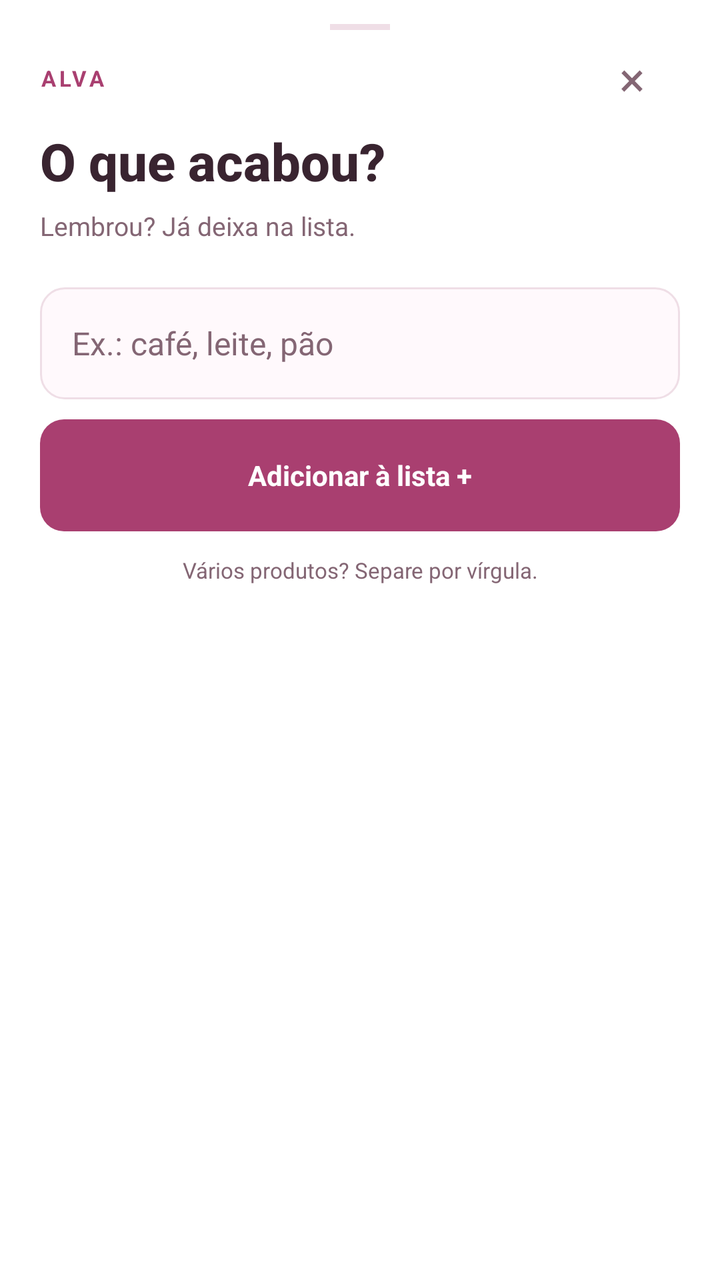
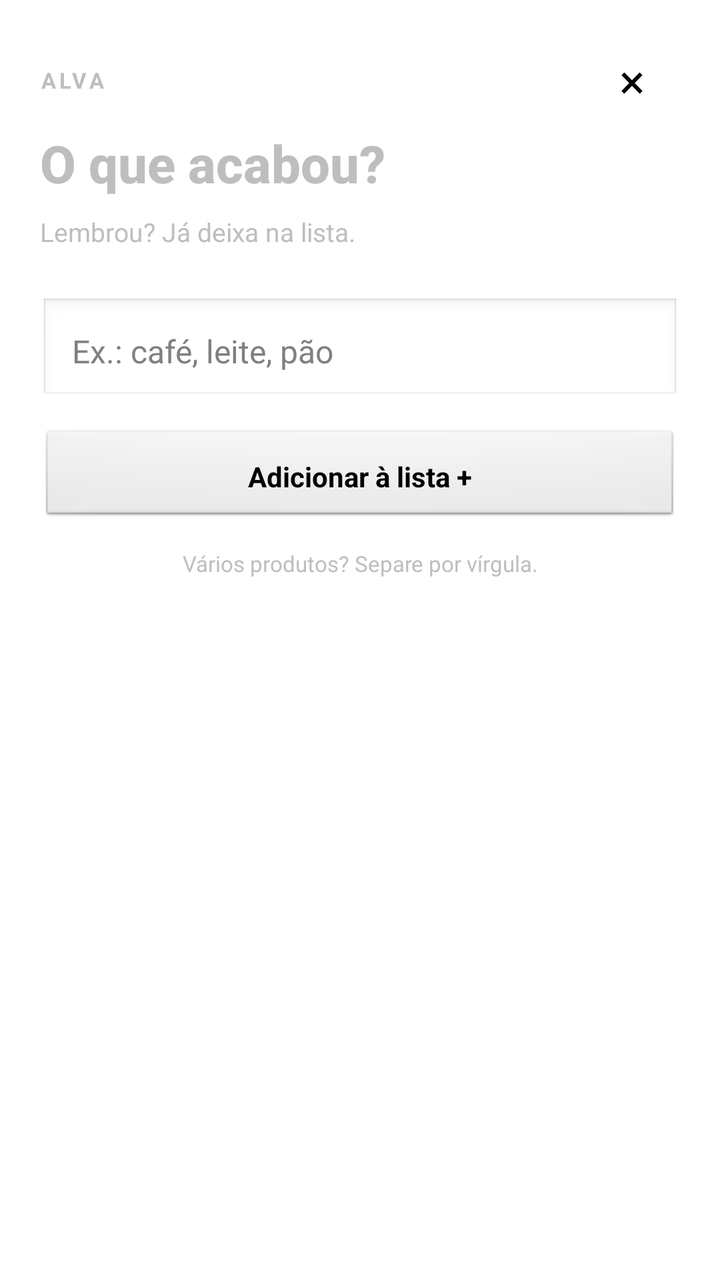

Two renders of the same Android screen: before a commit and after it. Below are the layout's source before the change and the commit's diff.
<!-- AndroidManifest.xml: application theme android:Theme.Translucent.NoTitleBar -->
<!-- res/layout/quick_add_sheet.xml -->
<?xml version="1.0" encoding="utf-8"?>
<ScrollView android:id="@+id/quick_add_panel" xmlns:android="http://schemas.android.com/apk/res/android"
    android:layout_width="match_parent" android:layout_height="wrap_content"
    android:background="@drawable/quick_add_sheet_bg" android:fillViewport="true">
  <LinearLayout android:layout_width="match_parent" android:layout_height="wrap_content"
      android:orientation="vertical" android:paddingLeft="20dp" android:paddingRight="20dp" android:paddingTop="12dp" android:paddingBottom="20dp">
    <View android:id="@+id/quick_add_handle" android:layout_width="30dp" android:layout_height="3dp" android:layout_gravity="center_horizontal"
        android:background="#EFDEE6" android:importantForAccessibility="no"/>
    <LinearLayout android:layout_width="match_parent" android:layout_height="48dp" android:gravity="center_vertical">
      <TextView android:id="@+id/quick_add_brand" android:layout_width="0dp" android:layout_height="wrap_content" android:layout_weight="1"
          android:text="@string/quick_add_brand" android:textSize="11sp" android:textStyle="bold" android:letterSpacing="0.14" android:textColor="#A93F70"/>
      <Button android:id="@+id/quick_add_close" android:layout_width="48dp" android:layout_height="48dp"
          android:text="@string/quick_add_close_symbol" android:textSize="24sp" android:textColor="#846674" android:background="?android:attr/selectableItemBackgroundBorderless"
          android:contentDescription="@string/quick_add_close_label" android:minWidth="0dp" android:padding="0dp"/>
    </LinearLayout>
    <LinearLayout android:id="@+id/quick_add_form" android:layout_width="match_parent" android:layout_height="wrap_content" android:orientation="vertical">
      <TextView android:id="@+id/quick_add_title" android:layout_width="match_parent" android:layout_height="wrap_content" android:text="@string/quick_add_title"
          android:textSize="26sp" android:textStyle="bold" android:fontFamily="sans-serif-medium" android:textColor="#392430"/>
      <TextView android:id="@+id/quick_add_subtitle" android:layout_width="match_parent" android:layout_height="wrap_content" android:layout_marginTop="6dp"
          android:layout_marginBottom="22dp" android:text="@string/quick_add_subtitle" android:textSize="13sp" android:textColor="#846674"/>
      <EditText android:id="@+id/quick_add_product" android:layout_width="match_parent" android:layout_height="wrap_content"
          android:minHeight="56dp" android:padding="16dp" android:background="@drawable/quick_add_input_bg"
          android:hint="@string/quick_add_hint"
          android:textSize="16sp" android:textColor="#392430" android:textColorHint="#846674"
          android:inputType="textCapSentences" android:singleLine="true" android:imeOptions="actionDone"/>
      <EditText android:id="@+id/quick_add_password" android:layout_width="match_parent" android:layout_height="wrap_content"
          android:layout_marginTop="10dp" android:minHeight="56dp" android:padding="16dp"
          android:background="@drawable/quick_add_input_bg" android:hint="@string/quick_add_password_hint"
          android:textSize="16sp" android:textColor="#392430"
          android:textColorHint="#846674" android:inputType="textPassword" android:singleLine="true"
          android:saveEnabled="false" android:imeOptions="actionDone" android:visibility="gone"/>
      <TextView android:id="@+id/quick_add_status" android:layout_width="match_parent" android:layout_height="wrap_content"
          android:layout_marginTop="10dp" android:textColor="#846674" android:textSize="12sp"
          android:accessibilityLiveRegion="polite" android:visibility="gone"/>
      <Button android:id="@+id/quick_add_submit" android:layout_width="match_parent" android:layout_height="wrap_content"
          android:minHeight="56dp" android:layout_marginTop="10dp" android:padding="14dp"
          android:background="@drawable/quick_add_submit_bg" android:backgroundTint="@null" android:text="@string/quick_add_submit_label"
          android:textSize="14sp" android:textStyle="bold" android:textColor="#FFFFFF" android:textAllCaps="false"/>
      <TextView android:id="@+id/quick_add_multiple" android:layout_width="match_parent" android:layout_height="wrap_content" android:layout_marginTop="12dp"
          android:gravity="center" android:text="@string/quick_add_multiple_hint" android:textColor="#846674" android:textSize="11sp"/>
    </LinearLayout>
    <LinearLayout android:id="@+id/quick_add_success" android:layout_width="match_parent" android:layout_height="wrap_content"
        android:orientation="vertical" android:gravity="center" android:paddingTop="24dp" android:paddingBottom="24dp" android:visibility="gone">
      <TextView android:id="@+id/quick_add_success_icon" android:layout_width="56dp" android:layout_height="56dp" android:background="@drawable/quick_add_success_bg"
          android:gravity="center" android:text="@string/quick_add_success_symbol" android:textSize="26sp" android:textColor="#A93F70" android:importantForAccessibility="no"/>
      <TextView android:id="@+id/quick_add_success_message" android:layout_width="match_parent" android:layout_height="wrap_content"
          android:layout_marginTop="14dp" android:gravity="center" android:textSize="19sp" android:textStyle="bold"
          android:textColor="#392430" android:accessibilityLiveRegion="polite"/>
      <Button android:id="@+id/quick_add_success_undo" android:layout_width="wrap_content" android:layout_height="wrap_content"
          android:layout_marginTop="10dp" android:minHeight="48dp" android:paddingLeft="18dp" android:paddingRight="18dp"
          android:background="?android:attr/selectableItemBackground" android:text="@string/quick_add_undo_label"
          android:textSize="14sp" android:textStyle="bold" android:textColor="#A93F70" android:textAllCaps="false"
          android:visibility="gone"/>
      <TextView android:id="@+id/quick_add_success_hint" android:layout_width="match_parent" android:layout_height="wrap_content" android:layout_marginTop="8dp"
          android:text="@string/quick_add_success_hint" android:gravity="center" android:textSize="12sp" android:textColor="#846674"/>
    </LinearLayout>
  </LinearLayout>
</ScrollView>
<!-- resources referenced by this layout -->
<resources>
  <!-- drawable quick_add_input_bg (drawable) -->
  <shape xmlns:android="http://schemas.android.com/apk/res/android" android:shape="rectangle"><solid android:color="#FFF9FC"/><corners android:radius="@dimen/alva_radius_control"/><stroke android:width="1dp" android:color="#EFDEE6"/></shape>
  <!-- drawable quick_add_sheet_bg (drawable) -->
  <shape xmlns:android="http://schemas.android.com/apk/res/android" android:shape="rectangle"><solid android:color="#FFFFFF"/><corners android:radius="@dimen/alva_radius_capsule"/></shape>
  <!-- drawable quick_add_submit_bg (drawable) -->
  <shape xmlns:android="http://schemas.android.com/apk/res/android" android:shape="rectangle"><solid android:color="#A93F70"/><corners android:radius="@dimen/alva_radius_control"/></shape>
  <!-- drawable quick_add_success_bg (drawable) -->
  <shape xmlns:android="http://schemas.android.com/apk/res/android" android:shape="rectangle"><solid android:color="#F8E7EF"/><corners android:radius="@dimen/alva_radius_sheet"/></shape>
  <string name="quick_add_brand">ALVA</string>
  <string name="quick_add_close_label">Fechar</string>
  <string name="quick_add_close_symbol">×</string>
  <string name="quick_add_hint">Ex.: café, leite, pão</string>
  <string name="quick_add_multiple_hint">Vários produtos? Separe por vírgula.</string>
  <string name="quick_add_password_hint">Senha da casa</string>
  <string name="quick_add_submit_label">Adicionar à lista +</string>
  <string name="quick_add_subtitle">Lembrou? Já deixa na lista.</string>
  <string name="quick_add_success_hint">Pronto. Pode continuar o seu dia.</string>
  <string name="quick_add_success_symbol">✓</string>
  <string name="quick_add_title">O que acabou?</string>
  <string name="quick_add_undo_label">Desfazer</string>
  <dimen name="alva_radius_control">12dp</dimen>
  <dimen name="alva_radius_capsule">26dp</dimen>
  <dimen name="alva_radius_sheet">28dp</dimen>
</resources>

<!-- the commit's change to res/layout/quick_add_sheet.xml (unified diff, before → after) -->
@@ -1,58 +1,60 @@
 <?xml version="1.0" encoding="utf-8"?>
 <ScrollView android:id="@+id/quick_add_panel" xmlns:android="http://schemas.android.com/apk/res/android"
-    android:layout_width="match_parent" android:layout_height="wrap_content"
-    android:background="@drawable/quick_add_sheet_bg" android:fillViewport="true">
+    android:layout_width="match_parent" android:layout_height="wrap_content" android:fillViewport="true">
   <LinearLayout android:layout_width="match_parent" android:layout_height="wrap_content"
-      android:orientation="vertical" android:paddingLeft="20dp" android:paddingRight="20dp" android:paddingTop="12dp" android:paddingBottom="20dp">
-    <View android:id="@+id/quick_add_handle" android:layout_width="30dp" android:layout_height="3dp" android:layout_gravity="center_horizontal"
-        android:background="#EFDEE6" android:importantForAccessibility="no"/>
-    <LinearLayout android:layout_width="match_parent" android:layout_height="48dp" android:gravity="center_vertical">
+      android:orientation="vertical"
+      android:paddingLeft="@dimen/alva_space_xl" android:paddingRight="@dimen/alva_space_xl"
+      android:paddingTop="@dimen/alva_space_md" android:paddingBottom="@dimen/alva_space_xl">
+    <View android:id="@+id/quick_add_handle" android:layout_width="@dimen/alva_space_xxxl" android:layout_height="@dimen/alva_space_xs"
+        android:layout_gravity="center_horizontal" android:importantForAccessibility="no"/>
+    <LinearLayout android:layout_width="match_parent" android:layout_height="@dimen/alva_size_touch" android:gravity="center_vertical">
       <TextView android:id="@+id/quick_add_brand" android:layout_width="0dp" android:layout_height="wrap_content" android:layout_weight="1"
-          android:text="@string/quick_add_brand" android:textSize="11sp" android:textStyle="bold" android:letterSpacing="0.14" android:textColor="#A93F70"/>
-      <Button android:id="@+id/quick_add_close" android:layout_width="48dp" android:layout_height="48dp"
-          android:text="@string/quick_add_close_symbol" android:textSize="24sp" android:textColor="#846674" android:background="?android:attr/selectableItemBackgroundBorderless"
+          android:text="@string/quick_add_brand" android:textSize="11sp" android:textStyle="bold" android:letterSpacing="0.14"/>
+      <Button android:id="@+id/quick_add_close" android:layout_width="@dimen/alva_size_touch" android:layout_height="@dimen/alva_size_touch"
+          android:text="@string/quick_add_close_symbol" android:textSize="24sp" android:background="?android:attr/selectableItemBackgroundBorderless"
           android:contentDescription="@string/quick_add_close_label" android:minWidth="0dp" android:padding="0dp"/>
     </LinearLayout>
     <LinearLayout android:id="@+id/quick_add_form" android:layout_width="match_parent" android:layout_height="wrap_content" android:orientation="vertical">
       <TextView android:id="@+id/quick_add_title" android:layout_width="match_parent" android:layout_height="wrap_content" android:text="@string/quick_add_title"
-          android:textSize="26sp" android:textStyle="bold" android:fontFamily="sans-serif-medium" android:textColor="#392430"/>
-      <TextView android:id="@+id/quick_add_subtitle" android:layout_width="match_parent" android:layout_height="wrap_content" android:layout_marginTop="6dp"
-          android:layout_marginBottom="22dp" android:text="@string/quick_add_subtitle" android:textSize="13sp" android:textColor="#846674"/>
+          android:textSize="26sp" android:textStyle="bold" android:fontFamily="sans-serif-medium"/>
+      <TextView android:id="@+id/quick_add_subtitle" android:layout_width="match_parent" android:layout_height="wrap_content" android:layout_marginTop="@dimen/alva_space_sm"
+          android:layout_marginBottom="@dimen/alva_space_xxl" android:text="@string/quick_add_subtitle" android:textSize="13sp"/>
       <EditText android:id="@+id/quick_add_product" android:layout_width="match_parent" android:layout_height="wrap_content"
-          android:minHeight="56dp" android:padding="16dp" android:background="@drawable/quick_add_input_bg"
+          android:minHeight="@dimen/alva_size_touch" android:padding="@dimen/alva_space_lg"
           android:hint="@string/quick_add_hint"
-          android:textSize="16sp" android:textColor="#392430" android:textColorHint="#846674"
+          android:textSize="16sp"
           android:inputType="textCapSentences" android:singleLine="true" android:imeOptions="actionDone"/>
       <EditText android:id="@+id/quick_add_password" android:layout_width="match_parent" android:layout_height="wrap_content"
-          android:layout_marginTop="10dp" android:minHeight="56dp" android:padding="16dp"
-          android:background="@drawable/quick_add_input_bg" android:hint="@string/quick_add_password_hint"
-          android:textSize="16sp" android:textColor="#392430"
-          android:textColorHint="#846674" android:inputType="textPassword" android:singleLine="true"
+          android:layout_marginTop="@dimen/alva_space_md" android:minHeight="@dimen/alva_size_touch" android:padding="@dimen/alva_space_lg"
+          android:hint="@string/quick_add_password_hint"
+          android:textSize="16sp" android:inputType="textPassword" android:singleLine="true"
           android:saveEnabled="false" android:imeOptions="actionDone" android:visibility="gone"/>
       <TextView android:id="@+id/quick_add_status" android:layout_width="match_parent" android:layout_height="wrap_content"
-          android:layout_marginTop="10dp" android:textColor="#846674" android:textSize="12sp"
+          android:layout_marginTop="@dimen/alva_space_md" android:textSize="12sp"
           android:accessibilityLiveRegion="polite" android:visibility="gone"/>
       <Button android:id="@+id/quick_add_submit" android:layout_width="match_parent" android:layout_height="wrap_content"
-          android:minHeight="56dp" android:layout_marginTop="10dp" android:padding="14dp"
-          android:background="@drawable/quick_add_submit_bg" android:backgroundTint="@null" android:text="@string/quick_add_submit_label"
-          android:textSize="14sp" android:textStyle="bold" android:textColor="#FFFFFF" android:textAllCaps="false"/>
-      <TextView android:id="@+id/quick_add_multiple" android:layout_width="match_parent" android:layout_height="wrap_content" android:layout_marginTop="12dp"
-          android:gravity="center" android:text="@string/quick_add_multiple_hint" android:textColor="#846674" android:textSize="11sp"/>
+          android:minHeight="@dimen/alva_size_touch" android:layout_marginTop="@dimen/alva_space_md" android:padding="@dimen/alva_space_md"
+          android:backgroundTint="@null" android:text="@string/quick_add_submit_label"
+          android:textSize="14sp" android:textStyle="bold" android:textAllCaps="false"/>
+      <TextView android:id="@+id/quick_add_multiple" android:layout_width="match_parent" android:layout_height="wrap_content" android:layout_marginTop="@dimen/alva_space_md"
+          android:gravity="center" android:text="@string/quick_add_multiple_hint" android:textSize="11sp"/>
     </LinearLayout>
     <LinearLayout android:id="@+id/quick_add_success" android:layout_width="match_parent" android:layout_height="wrap_content"
-        android:orientation="vertical" android:gravity="center" android:paddingTop="24dp" android:paddingBottom="24dp" android:visibility="gone">
-      <TextView android:id="@+id/quick_add_success_icon" android:layout_width="56dp" android:layout_height="56dp" android:background="@drawable/quick_add_success_bg"
-          android:gravity="center" android:text="@string/quick_add_success_symbol" android:textSize="26sp" android:textColor="#A93F70" android:importantForAccessibility="no"/>
+        android:orientation="vertical" android:gravity="center"
+        android:paddingTop="@dimen/alva_space_xxl" android:paddingBottom="@dimen/alva_space_xxl" android:visibility="gone">
+      <TextView android:id="@+id/quick_add_success_icon" android:layout_width="@dimen/alva_space_huge" android:layout_height="@dimen/alva_space_huge"
+          android:gravity="center" android:text="@string/quick_add_success_symbol" android:textSize="26sp" android:importantForAccessibility="no"/>
       <TextView android:id="@+id/quick_add_success_message" android:layout_width="match_parent" android:layout_height="wrap_content"
-          android:layout_marginTop="14dp" android:gravity="center" android:textSize="19sp" android:textStyle="bold"
-          android:textColor="#392430" android:accessibilityLiveRegion="polite"/>
+          android:layout_marginTop="@dimen/alva_space_md" android:gravity="center" android:textSize="19sp" android:textStyle="bold"
+          android:accessibilityLiveRegion="polite"/>
       <Button android:id="@+id/quick_add_success_undo" android:layout_width="wrap_content" android:layout_height="wrap_content"
-          android:layout_marginTop="10dp" android:minHeight="48dp" android:paddingLeft="18dp" android:paddingRight="18dp"
+          android:layout_marginTop="@dimen/alva_space_md" android:minHeight="@dimen/alva_size_touch"
+          android:paddingLeft="@dimen/alva_space_lg" android:paddingRight="@dimen/alva_space_lg"
           android:background="?android:attr/selectableItemBackground" android:text="@string/quick_add_undo_label"
-          android:textSize="14sp" android:textStyle="bold" android:textColor="#A93F70" android:textAllCaps="false"
+          android:textSize="14sp" android:textStyle="bold" android:textAllCaps="false"
           android:visibility="gone"/>
-      <TextView android:id="@+id/quick_add_success_hint" android:layout_width="match_parent" android:layout_height="wrap_content" android:layout_marginTop="8dp"
-          android:text="@string/quick_add_success_hint" android:gravity="center" android:textSize="12sp" android:textColor="#846674"/>
+      <TextView android:id="@+id/quick_add_success_hint" android:layout_width="match_parent" android:layout_height="wrap_content" android:layout_marginTop="@dimen/alva_space_sm"
+          android:text="@string/quick_add_success_hint" android:gravity="center" android:textSize="12sp"/>
     </LinearLayout>
   </LinearLayout>
 </ScrollView>
<!-- resource entries referenced after the edit -->
@@ -1,13 +1,14 @@
 <!-- resources referenced by this layout -->
 <resources>
-  <!-- drawable quick_add_input_bg (drawable) -->
-  <shape xmlns:android="http://schemas.android.com/apk/res/android" android:shape="rectangle"><solid android:color="#FFF9FC"/><corners android:radius="@dimen/alva_radius_control"/><stroke android:width="1dp" android:color="#EFDEE6"/></shape>
-  <!-- drawable quick_add_sheet_bg (drawable) -->
-  <shape xmlns:android="http://schemas.android.com/apk/res/android" android:shape="rectangle"><solid android:color="#FFFFFF"/><corners android:radius="@dimen/alva_radius_capsule"/></shape>
-  <!-- drawable quick_add_submit_bg (drawable) -->
-  <shape xmlns:android="http://schemas.android.com/apk/res/android" android:shape="rectangle"><solid android:color="#A93F70"/><corners android:radius="@dimen/alva_radius_control"/></shape>
-  <!-- drawable quick_add_success_bg (drawable) -->
-  <shape xmlns:android="http://schemas.android.com/apk/res/android" android:shape="rectangle"><solid android:color="#F8E7EF"/><corners android:radius="@dimen/alva_radius_sheet"/></shape>
+  <dimen name="alva_size_touch">48dp</dimen>
+  <dimen name="alva_space_huge">48dp</dimen>
+  <dimen name="alva_space_lg">16dp</dimen>
+  <dimen name="alva_space_md">12dp</dimen>
+  <dimen name="alva_space_sm">8dp</dimen>
+  <dimen name="alva_space_xl">20dp</dimen>
+  <dimen name="alva_space_xs">4dp</dimen>
+  <dimen name="alva_space_xxl">24dp</dimen>
+  <dimen name="alva_space_xxxl">32dp</dimen>
   <string name="quick_add_brand">ALVA</string>
   <string name="quick_add_close_label">Fechar</string>
   <string name="quick_add_close_symbol">×</string>
@@ -20,8 +21,5 @@
   <string name="quick_add_success_symbol">✓</string>
   <string name="quick_add_title">O que acabou?</string>
   <string name="quick_add_undo_label">Desfazer</string>
-  <dimen name="alva_radius_control">12dp</dimen>
-  <dimen name="alva_radius_capsule">26dp</dimen>
-  <dimen name="alva_radius_sheet">28dp</dimen>
 </resources>
 
